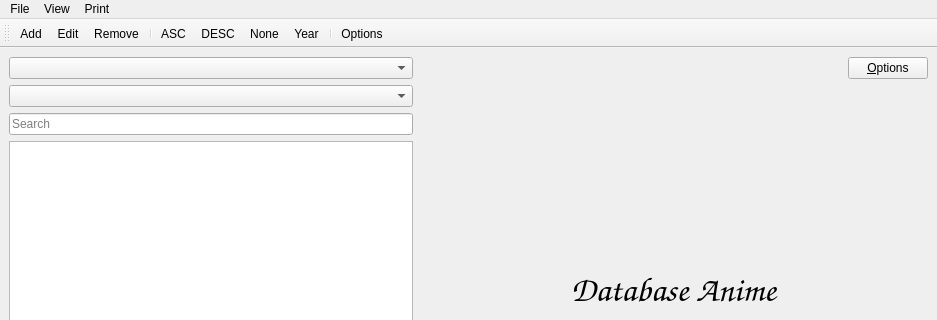
The window that DatabaseAnime/mainwindow.ui (LibertaSoft/DatabaseAnime) describes before a commit, drawn with Qt 5; both pictures show x 0 to 937 and y 0 to 320 of the 937 by 608 pixel window.
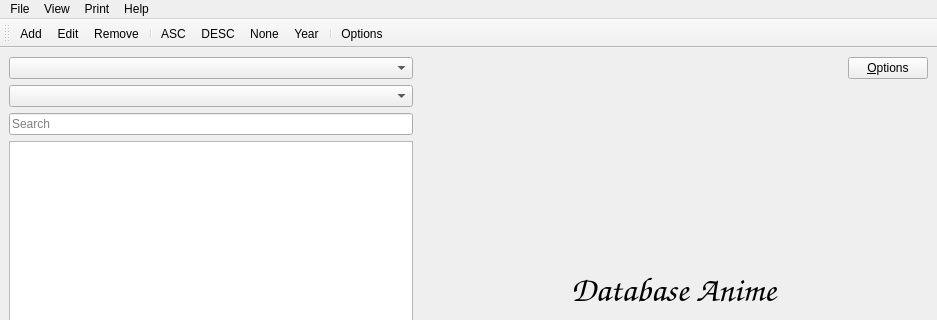
The same window after the commit. Icons and pictures are not drawn. Custom widgets are drawn as their Qt base class.

Commit message: Help, print and translation

The edit to the form file:
```diff
--- a/DatabaseAnime/mainwindow.ui
+++ b/DatabaseAnime/mainwindow.ui
@@ -832,9 +832,16 @@
     </property>
     <addaction name="actionPrint"/>
    </widget>
+   <widget class="QMenu" name="menuHelp">
+    <property name="title">
+     <string>Help</string>
+    </property>
+    <addaction name="actionRun_video_help"/>
+   </widget>
    <addaction name="menuFile"/>
    <addaction name="menuView"/>
    <addaction name="menuPrint"/>
+   <addaction name="menuHelp"/>
   </widget>
   <widget class="QToolBar" name="ToolBar">
    <property name="windowTitle">
```
Left out of the diff: 22 changed lines with no effect on the pictures. The commit also changes 7 other files.
